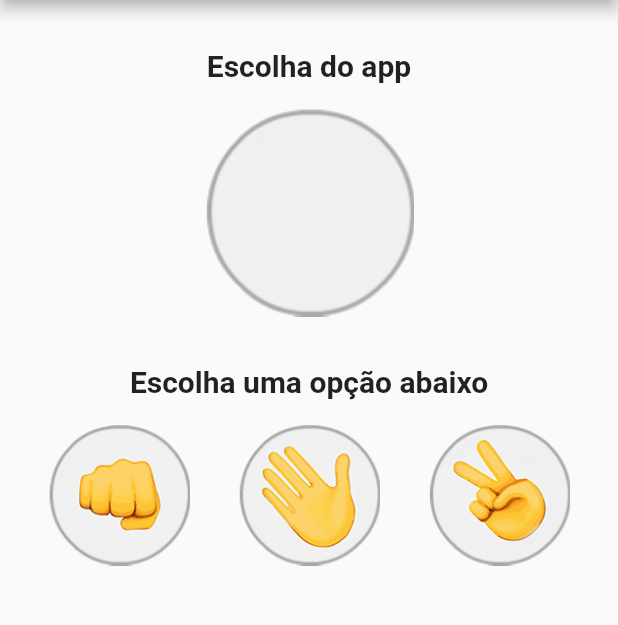
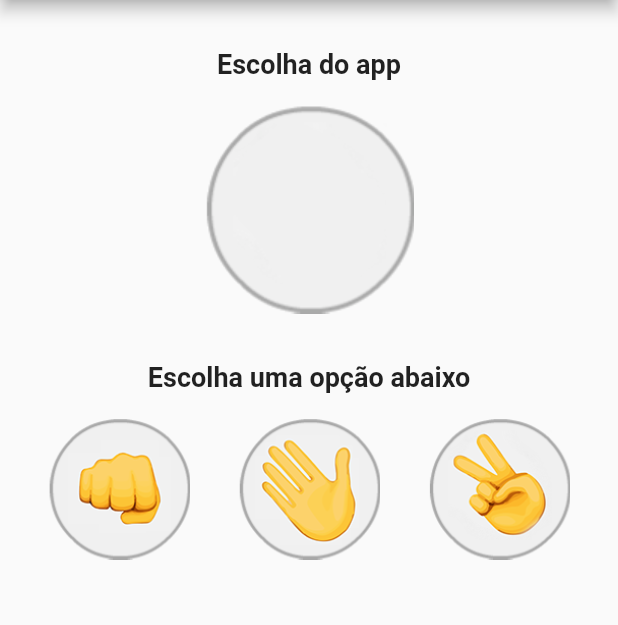
Before and after one commit to Luiz-fss/projeto-jokenpo, a Flutter app: the screen it shows after launch, on a phone screen of 412 x 824 dp, the part 84-709 px from its top. Run offline on Flutter 3.47's test engine with Material 2 defaults, Android fonts, the phone set to English and light mode, and no system bars.

Commit message:
alteracao no tamanho das fontes

```diff
--- a/lib/main.dart
+++ b/lib/main.dart
@@ -101,6 +101,7 @@ class _JogoState extends State<Jogo> {
   Widget build(BuildContext context) {
     return Scaffold(
       appBar: AppBar(
+
         title: Text("JOKENPO"),
       ) ,
       body: Column(
@@ -114,7 +115,7 @@ class _JogoState extends State<Jogo> {
               "Escolha do app",
               textAlign: TextAlign.center,
               style: TextStyle(
-                fontSize: 20,
+                fontSize: 18,
                 fontWeight: FontWeight.bold,
               ),
             ),
@@ -128,7 +129,7 @@ class _JogoState extends State<Jogo> {
               this._mensagem,
               textAlign: TextAlign.center,
               style: TextStyle(
-                fontSize: 20,
+                fontSize: 18,
                 fontWeight: FontWeight.bold,
               ),
             ),
```
